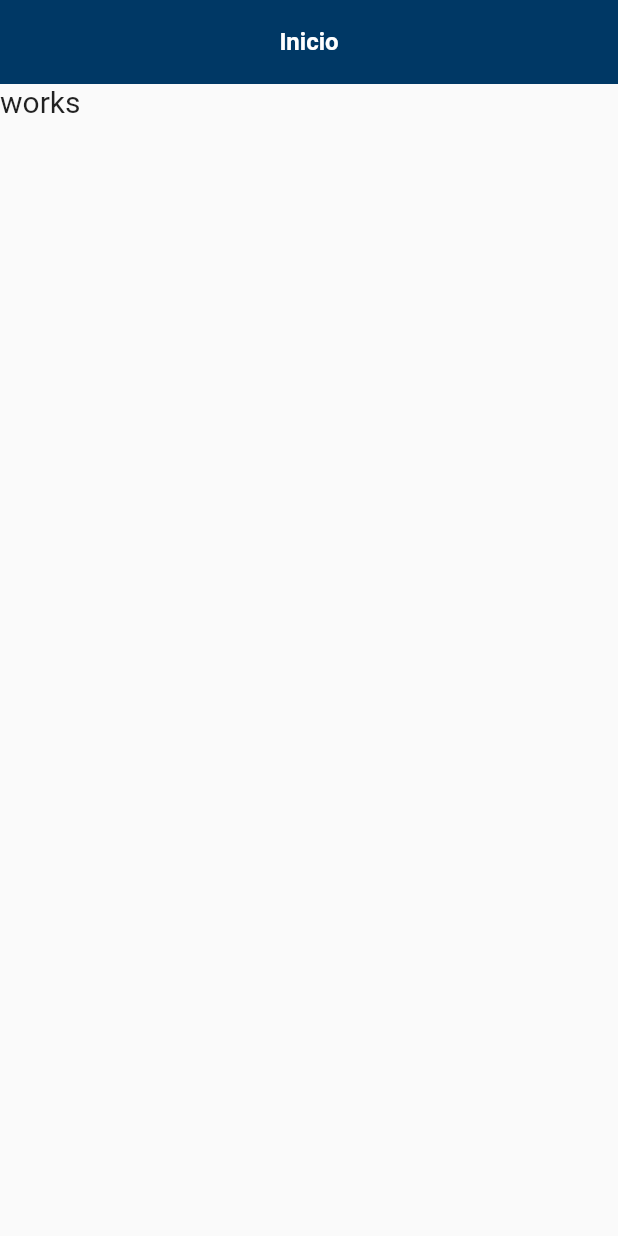
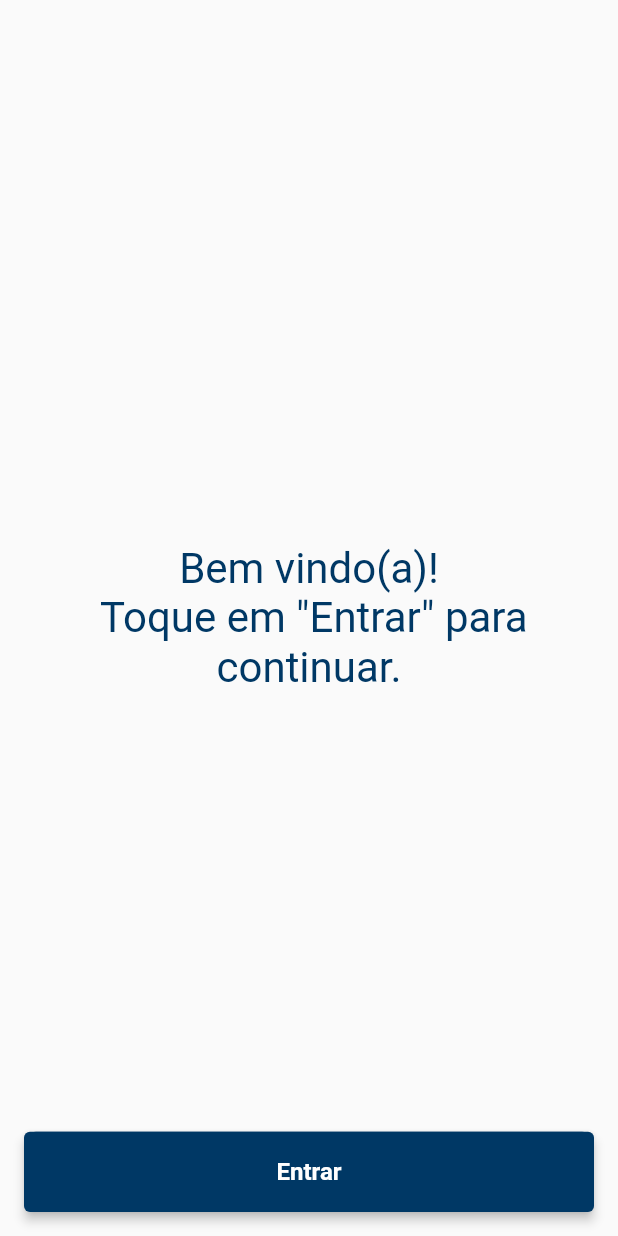
Before and after one commit to antonxandre/estacionamento, a Flutter app: the screen it shows after launch, on a phone screen of 412 x 824 dp. Run offline on Flutter 3.47's test engine with Material 2 defaults, Android fonts, the phone set to English and light mode, and no system bars; our stand-ins replace get.

Commit message:
Tela de boas vindas e componente de botão

```diff
--- /dev/null
+++ b/lib/app/data/components/app_button.dart
@@ -0,0 +1,55 @@
+import 'package:flutter/cupertino.dart';
+import 'package:flutter/material.dart';
+
+class AppButton extends StatelessWidget {
+  final Function() onTap;
+  final String? text;
+  final Color? buttonColor;
+  final double? width;
+  final double? height;
+  final bool isMargin;
+  final EdgeInsets? margin;
+  const AppButton({
+    Key? key,
+    required this.onTap,
+    this.text,
+    this.buttonColor,
+    this.width,
+    this.height,
+    this.isMargin = false,
+    this.margin = const EdgeInsets.all(12.0),
+  }) : super(key: key);
+
+  @override
+  Widget build(BuildContext context) {
+    return Container(
+      margin: isMargin ? margin : EdgeInsets.zero,
+      width: width ?? MediaQuery.of(context).size.width,
+      height: height ?? MediaQuery.of(context).size.height * 0.065,
+      decoration: BoxDecoration(
+        color: buttonColor ?? Theme.of(context).primaryColor,
+        borderRadius: const BorderRadius.all(
+          Radius.circular(8),
+        ),
+      ),
+      child: TextButton(
+        onPressed: onTap,
+        style: TextButton.styleFrom(
+          backgroundColor: buttonColor ?? Theme.of(context).primaryColor,
+          elevation: 3,
+        ),
+        child: Container(
+          alignment: Alignment.center,
+          child: Text(
+            text ?? "",
+            style: const TextStyle(
+              fontSize: 16,
+              color: Colors.white,
+              fontWeight: FontWeight.w600,
+            ),
+          ),
+        ),
+      ),
+    );
+  }
+}
--- a/lib/app/data/theme/app_theme.dart
+++ b/lib/app/data/theme/app_theme.dart
@@ -42,8 +42,6 @@ class AppTheme {
     backgroundColor: primary,
     floatingActionButtonTheme: const FloatingActionButtonThemeData(
       backgroundColor: primary,
-      elevation: 0,
-      focusElevation: 1,
       focusColor: Colors.transparent,
       hoverColor: Colors.transparent,
       splashColor: Colors.transparent,
@@ -58,7 +56,7 @@ class AppTheme {
     checkboxTheme: CheckboxThemeData(
       checkColor: MaterialStateProperty.all(primary),
     ),
-    appBarTheme: const AppBarTheme(elevation: 0),
+    appBarTheme: const AppBarTheme(elevation: 2),
     accentColor: secondary,
     buttonColor: primary,
   );
--- /dev/null
+++ b/lib/app/modules/welcome_page/views/welcome_page_view.dart
@@ -0,0 +1,40 @@
+import 'package:estacionamento/app/data/components/app_button.dart';
+import 'package:estacionamento/app/data/theme/app_theme.dart';
+import 'package:estacionamento/app/routes/app_pages.dart';
+import 'package:flutter/material.dart';
+import 'package:get/get.dart';
+
+class WelcomePageView extends GetView {
+  const WelcomePageView({Key? key}) : super(key: key);
+
+  @override
+  Widget build(BuildContext context) {
+    return SafeArea(
+      child: Scaffold(
+        body: Center(
+          child: _buildWelcomeTitle(),
+        ),
+        floatingActionButtonLocation: FloatingActionButtonLocation.centerDocked,
+        floatingActionButton: Padding(
+          padding: const EdgeInsets.all(16.0),
+          child: _buildFAB(),
+        ),
+      ),
+    );
+  }
+
+  Text _buildWelcomeTitle() => const Text(
+        'Bem vindo(a)!\n Toque em "Entrar" para continuar.',
+        textAlign: TextAlign.center,
+        style: TextStyle(
+          color: AppTheme.primary,
+          fontWeight: FontWeight.w400,
+          fontSize: 28,
+        ),
+      );
+
+  AppButton _buildFAB() => AppButton(
+        text: 'Entrar',
+        onTap: () => Get.offNamed(Routes.HOME),
+      );
+}
--- a/lib/app/routes/app_pages.dart
+++ b/lib/app/routes/app_pages.dart
@@ -1,20 +1,27 @@
+// ignore_for_file: constant_identifier_names
+
 import 'package:get/get.dart';
 
 import '../modules/home/bindings/home_binding.dart';
 import '../modules/home/views/home_view.dart';
+import '../modules/welcome_page/views/welcome_page_view.dart';
 
 part 'app_routes.dart';
 
 class AppPages {
   AppPages._();
 
-  static const INITIAL = Routes.HOME;
+  static const INITIAL = Routes.WELCOME_PAGE;
 
   static final routes = [
     GetPage(
       name: _Paths.HOME,
-      page: () => HomeView(),
+      page: () => const HomeView(),
       binding: HomeBinding(),
+    ),
+    GetPage(
+      name: _Paths.WELCOME_PAGE,
+      page: () => const WelcomePageView(),
     ),
   ];
 }
--- a/lib/app/routes/app_routes.dart
+++ b/lib/app/routes/app_routes.dart
@@ -1,12 +1,16 @@
+// ignore_for_file: constant_identifier_names
+
 part of 'app_pages.dart';
 // DO NOT EDIT. This is code generated via package:get_cli/get_cli.dart
 
 abstract class Routes {
   Routes._();
+  static const WELCOME_PAGE = _Paths.WELCOME_PAGE;
   static const HOME = _Paths.HOME;
 }
 
 abstract class _Paths {
   _Paths._();
+  static const WELCOME_PAGE = '/welcome-page';
   static const HOME = '/home';
 }
```
